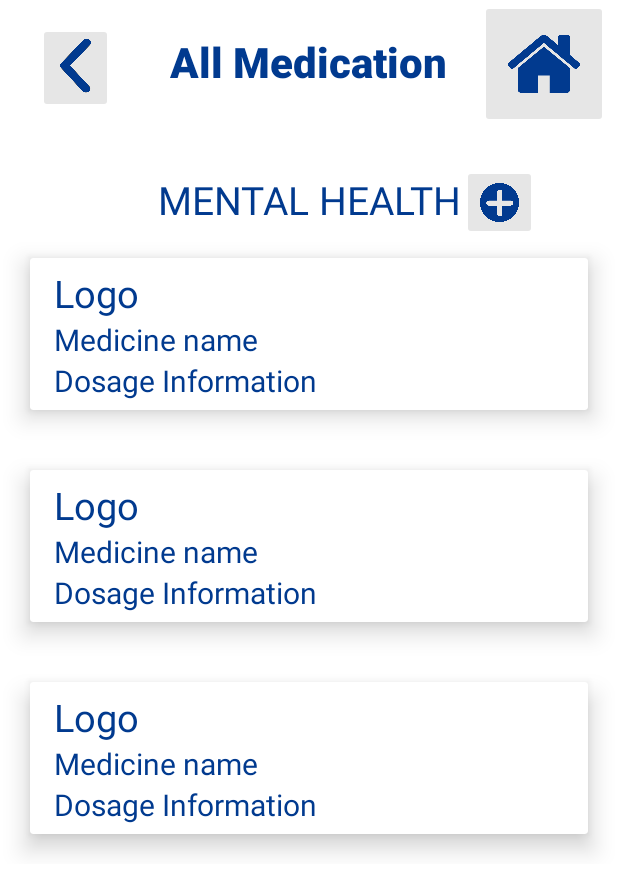
After one commit to Gopher-Industries/Team-Eternals, an Android app: the layout fragment_allmedication.xml on its own in the app's theme, with its tools: preview values and no code run, on a phone screen of 412 x 824 dp. The commit adds this screen. Shown: the top 893 px of the screen. Run offline under Robolectric (Android 15) with nearby library versions, the phone set to English and light mode, and no system bars.

Commit message:
All medication page

```diff
--- /dev/null
+++ b/app/src/main/java/com/example/medimindrewards/AllMedicationFragment.java
@@ -0,0 +1,11 @@
+package com.example.medimindrewards;
+
+import android.app.Activity;
+
+import androidx.recyclerview.widget.RecyclerView;
+
+public class AllMedicationFragment extends Activity {
+    RecyclerView allmedicaiton;
+
+
+}
--- a/app/src/main/java/com/example/medimindrewards/MainActivity.kt
+++ b/app/src/main/java/com/example/medimindrewards/MainActivity.kt
@@ -9,6 +9,7 @@ import com.example.medimindrewards.databinding.ActivityMainBinding
 
 class MainActivity : AppCompatActivity() {
 
+
     private lateinit var binding: ActivityMainBinding
 
     override fun onCreate(savedInstanceState: Bundle?) {
--- a/app/src/main/res/layout/activity_main.xml
+++ b/app/src/main/res/layout/activity_main.xml
@@ -9,4 +9,13 @@
 
     <include layout="@layout/content_main" />
 
+    <androidx.cardview.widget.CardView
+        android:layout_width="match_parent"
+        android:layout_height="wrap_content" />
+
+    <androidx.recyclerview.widget.RecyclerView
+        android:layout_width="match_parent"
+        android:layout_height="match_parent" />
+
+
 </androidx.coordinatorlayout.widget.CoordinatorLayout>
--- /dev/null
+++ b/app/src/main/res/layout/allmedication_item.xml
@@ -0,0 +1,73 @@
+<?xml version="1.0" encoding="utf-8"?>
+<androidx.cardview.widget.CardView
+    xmlns:android="http://schemas.android.com/apk/res/android"
+    xmlns:tools="http://schemas.android.com/tools"
+    android:layout_width="match_parent"
+    android:layout_height="wrap_content"
+    xmlns:app="http://schemas.android.com/apk/res-auto"
+    app:cardElevation="10dp"
+    android:layout_margin="20dp"
+    android:backgroundTint="#FFFFFF">
+
+    <LinearLayout
+        android:layout_width="wrap_content"
+        android:layout_height="wrap_content"
+        android:layout_marginStart="16dp"
+        android:layout_marginVertical="6dp"
+        android:orientation="vertical">
+
+        <LinearLayout
+            android:layout_width="wrap_content"
+            android:layout_height="wrap_content"
+            android:layout_gravity="center_vertical"
+            android:orientation="vertical">
+
+            <TextView
+                android:layout_width="match_parent"
+                android:layout_height="wrap_content"
+                android:fontFamily="sans-serif"
+                android:text="@string/logo"
+                android:textAlignment="center"
+                android:textColor="#013A8F"
+                android:textSize="25sp">
+
+            </TextView>
+
+        </LinearLayout>
+
+        <LinearLayout
+            android:layout_width="wrap_content"
+            android:layout_height="wrap_content"
+            android:layout_gravity="center_vertical"
+            android:orientation="vertical"
+            tools:ignore="ExtraText">
+
+            <TextView
+                android:layout_width="wrap_content"
+                android:layout_height="wrap_content"
+                android:text="@string/medicine_name"
+                android:textColor="#013A8F"
+                android:fontFamily="sans-serif"
+                android:textSize="20sp" />
+
+            />
+        </LinearLayout>
+        <LinearLayout
+            android:layout_width="wrap_content"
+            android:layout_height="wrap_content"
+            android:layout_gravity="center_vertical"
+            android:orientation="vertical">
+
+            <TextView
+                android:layout_width="wrap_content"
+                android:layout_height="wrap_content"
+                android:text="@string/dosage_information"
+                android:textColor="#013A8F"
+                android:fontFamily="sans-serif"
+                android:textSize="20sp" />
+
+            />
+        </LinearLayout>
+
+    </LinearLayout>
+</androidx.cardview.widget.CardView>
--- /dev/null
+++ b/app/src/main/res/layout/fragment_allmedication.xml
@@ -0,0 +1,95 @@
+<?xml version="1.0" encoding="utf-8"?>
+<ScrollView
+    xmlns:android="http://schemas.android.com/apk/res/android"
+    xmlns:app="http://schemas.android.com/apk/res-auto"
+    xmlns:tools="http://schemas.android.com/tools"
+    android:layout_width="match_parent"
+    android:layout_height="match_parent"
+    tools:context=".AllMedicationFragment"
+    android:fillViewport="false">
+
+    <androidx.constraintlayout.widget.ConstraintLayout
+        android:layout_width="match_parent"
+        android:layout_height="wrap_content">
+
+        <ImageButton
+            android:id="@+id/backButtonAllMedication"
+            android:layout_width="50dp"
+            android:layout_height="60dp"
+            android:backgroundTint="#E6E6E6"
+            android:scaleType="fitCenter"
+            android:src="@drawable/arrow"
+            android:layout_marginTop="15dp"
+            app:layout_constraintTop_toTopOf="parent"
+            app:layout_constraintHorizontal_bias="0.07"
+            app:layout_constraintLeft_toLeftOf="parent"
+            app:layout_constraintRight_toRightOf="parent"
+            tools:ignore="ContentDescription" />
+
+        <ImageButton
+            android:id="@+id/homeButtonAllmedication"
+            android:layout_width="85dp"
+            android:layout_height="85dp"
+            android:backgroundTint="#E6E6E6"
+            android:scaleType="fitCenter"
+            android:src="@drawable/home"
+            app:layout_constraintTop_toTopOf="parent"
+            app:layout_constraintLeft_toLeftOf="parent"
+            app:layout_constraintRight_toRightOf="parent"
+            app:layout_constraintHorizontal_bias="0.98"
+            tools:ignore="ContentDescription" />
+
+        <TextView
+            android:id="@+id/AllMediactionTitle"
+            android:layout_width="wrap_content"
+            android:layout_height="wrap_content"
+            android:layout_marginTop="22dp"
+            android:fontFamily="sans-serif-black"
+            android:text="@string/all_medication"
+            android:textColor="#013A8F"
+            android:textSize="28sp"
+            app:layout_constraintHorizontal_bias="0.498"
+            app:layout_constraintLeft_toLeftOf="parent"
+            app:layout_constraintRight_toRightOf="parent"
+            app:layout_constraintTop_toTopOf="parent"
+            />
+        <TextView
+            android:id="@+id/MedicinePlaceholder"
+            android:layout_width="wrap_content"
+            android:layout_height="wrap_content"
+            android:layout_marginTop="55dp"
+            android:text="@string/mental_health"
+            android:textColor="#013A8F"
+            android:textSize="26sp"
+            app:layout_constraintTop_toBottomOf="@id/AllMediactionTitle"
+            app:layout_constraintLeft_toLeftOf="parent"
+            app:layout_constraintRight_toRightOf="parent"
+            />
+
+        <ImageButton
+            android:id="@+id/plusbuttonAllmedication"
+            android:layout_width="50dp"
+            android:layout_height="50dp"
+            android:layout_marginTop="50dp"
+            android:backgroundTint="#E6E6E6"
+            android:scaleType="fitCenter"
+            android:src="@drawable/plus"
+            app:layout_constraintHorizontal_bias="0.85"
+            app:layout_constraintTop_toBottomOf="@id/AllMediactionTitle"
+            app:layout_constraintLeft_toLeftOf="parent"
+            app:layout_constraintRight_toRightOf="parent"
+            android:contentDescription="@string/todo"
+            tools:ignore="ContentDescription" />
+        <androidx.recyclerview.widget.RecyclerView
+            android:id="@+id/allmedicationRecycler"
+            android:layout_width="match_parent"
+            android:layout_height="match_parent"
+            android:layout_marginTop="1dp"
+            app:layout_constraintLeft_toLeftOf="parent"
+            app:layout_constraintRight_toRightOf="parent"
+            app:layout_constraintTop_toBottomOf="@+id/MedicinePlaceholder"
+            app:layout_constraintBottom_toBottomOf="parent"
+            tools:listitem="@layout/allmedication_item"/>
+
+    </androidx.constraintlayout.widget.ConstraintLayout>
+</ScrollView>
--- a/app/src/main/res/values/strings.xml
+++ b/app/src/main/res/values/strings.xml
@@ -25,4 +25,10 @@
     <string name="existing_rewards_title">Existing Rewards</string>
     <string name="home_icon_rewards">home icon</string>
     <string name="back_icon_rewards">back icon</string>
+    <string name="all_medication">All Medication</string>
+    <string name="logo">Logo</string>
+    <string name="medicine_name">Medicine name</string>
+    <string name="dosage_information">Dosage Information</string>
+    <string name="mental_health">MENTAL HEALTH</string>
+    <string name="todo">TODO</string>
 </resources>
```
Also changed, not shown: app/src/main/res/drawable/plus.jpg (added).
